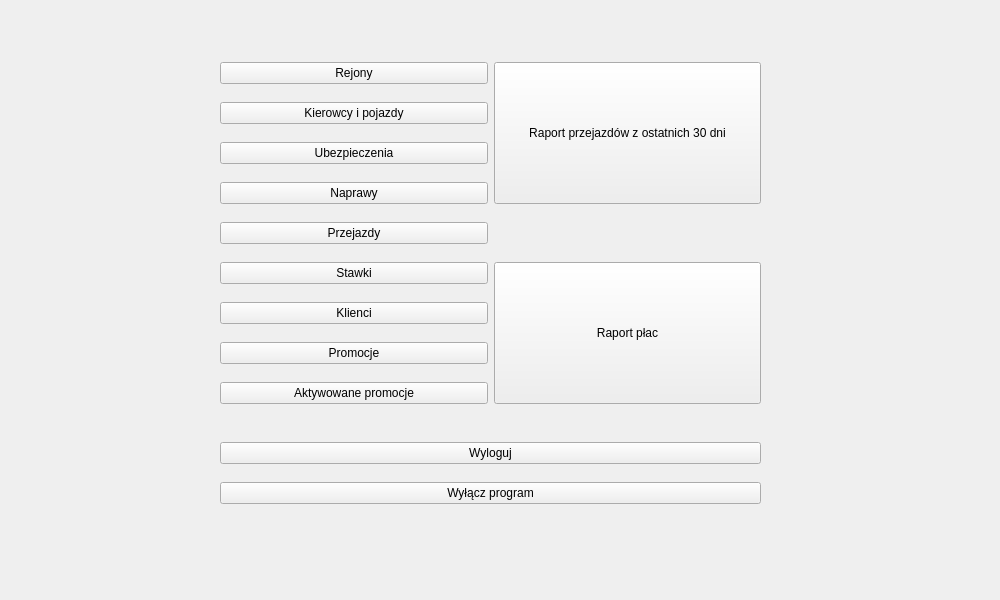
Before: the Qt Designer form menu.ui in margap1998/Bazy-danych-taxi, drawn with Qt 5.
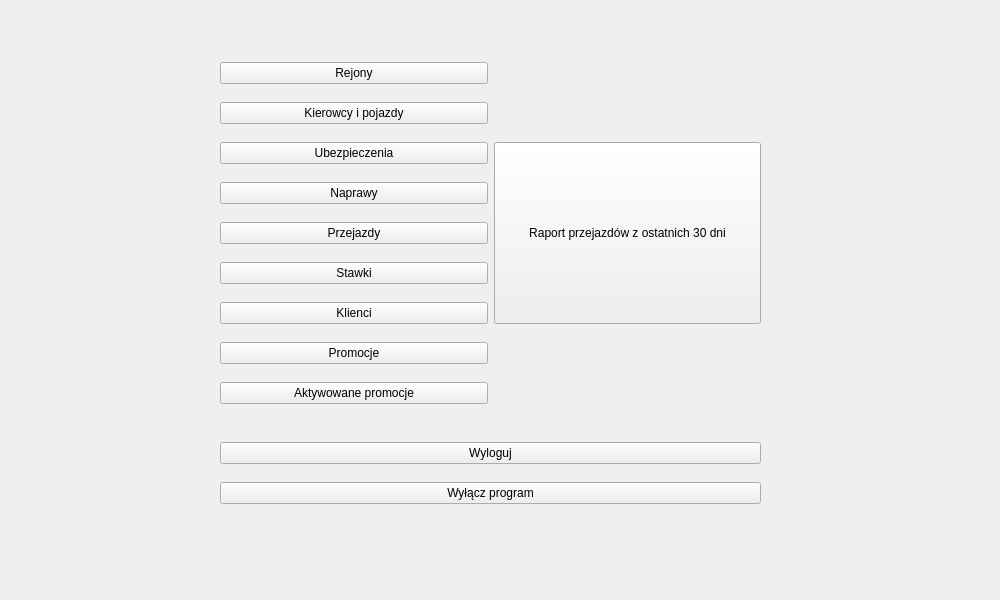
After: the same form once the commit is applied.

```diff
--- a/menu.ui
+++ b/menu.ui
@@ -104,32 +104,6 @@
       </property>
      </widget>
     </item>
-    <item row="0" column="1" rowspan="4">
-     <widget class="QPushButton" name="RaportPrzejazdyButton">
-      <property name="sizePolicy">
-       <sizepolicy hsizetype="Minimum" vsizetype="Minimum">
-        <horstretch>0</horstretch>
-        <verstretch>0</verstretch>
-       </sizepolicy>
-      </property>
-      <property name="text">
-       <string>Raport przejazdów z ostatnich 30 dni</string>
-      </property>
-     </widget>
-    </item>
-    <item row="5" column="1" rowspan="4">
-     <widget class="QPushButton" name="RaportPlacButton">
-      <property name="sizePolicy">
-       <sizepolicy hsizetype="Minimum" vsizetype="Minimum">
-        <horstretch>0</horstretch>
-        <verstretch>0</verstretch>
-       </sizepolicy>
-      </property>
-      <property name="text">
-       <string>Raport płac</string>
-      </property>
-     </widget>
-    </item>
     <item row="8" column="0">
      <widget class="QPushButton" name="pushButton">
       <property name="text">
@@ -151,6 +125,19 @@
       </property>
      </widget>
     </item>
+    <item row="2" column="1" rowspan="5">
+     <widget class="QPushButton" name="RaportPrzejazdyButton">
+      <property name="sizePolicy">
+       <sizepolicy hsizetype="Minimum" vsizetype="Minimum">
+        <horstretch>0</horstretch>
+        <verstretch>0</verstretch>
+       </sizepolicy>
+      </property>
+      <property name="text">
+       <string>Raport przejazdów z ostatnich 30 dni</string>
+      </property>
+     </widget>
+    </item>
    </layout>
   </widget>
  </widget>
```
